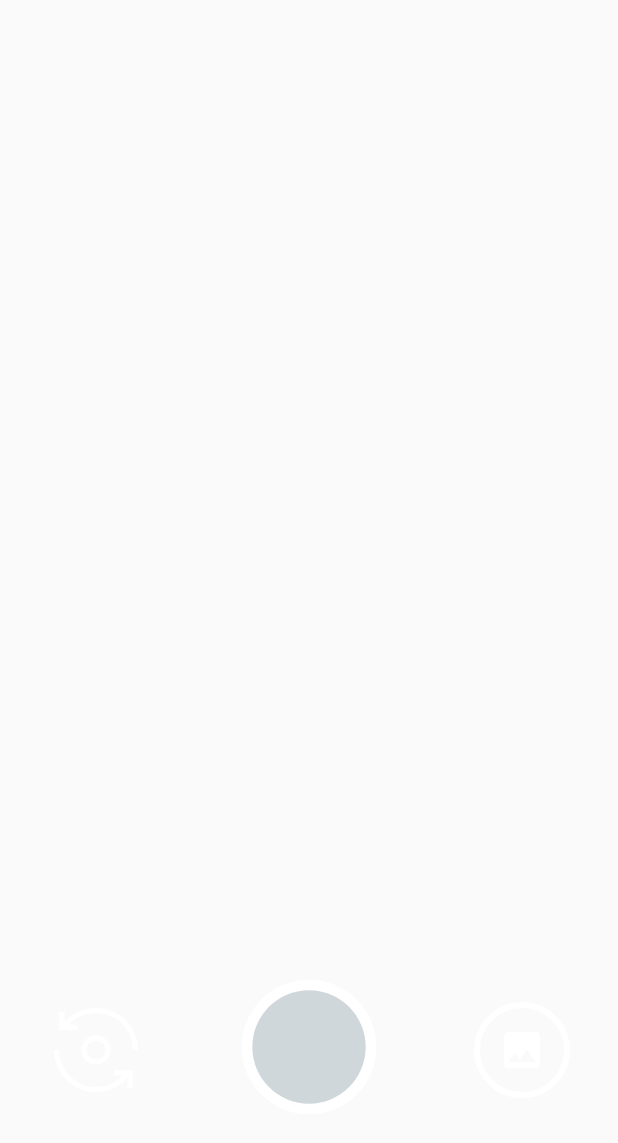
After one commit to Wudelin/MVVM_WanAndroid, an Android app: the layout camera_ui_container.xml on its own in the app's theme, with its tools: preview values and no code run, on a phone screen of 412 x 824 dp. The commit adds this screen. Shown: the top 1143 px of the screen. Run offline under Robolectric (Android 15) with nearby library versions, the phone set to English and light mode, and no system bars.

Commit message:
1.add CameraX

```diff
--- /dev/null
+++ b/app/src/main/res/color/selector_ic.xml
@@ -0,0 +1,21 @@
+<?xml version="1.0" encoding="utf-8"?>
+<!--
+  ~ Copyright 2020 The Android Open Source Project
+  ~
+  ~ Licensed under the Apache License, Version 2.0 (the "License");
+  ~ you may not use this file except in compliance with the License.
+  ~ You may obtain a copy of the License at
+  ~
+  ~     https://www.apache.org/licenses/LICENSE-2.0
+  ~
+  ~ Unless required by applicable law or agreed to in writing, software
+  ~ distributed under the License is distributed on an "AS IS" BASIS,
+  ~ WITHOUT WARRANTIES OR CONDITIONS OF ANY KIND, either express or implied.
+  ~ See the License for the specific language governing permissions and
+  ~ limitations under the License.
+  -->
+<selector xmlns:android="http://schemas.android.com/apk/res/android">
+    <item android:state_pressed="true" android:color="@color/icPressed" />
+    <item android:state_focused="true" android:color="@color/icFocused" />
+    <item android:color="@color/icActive" />
+</selector>
--- /dev/null
+++ b/app/src/main/res/drawable/ic_outer_circle.xml
@@ -0,0 +1,48 @@
+<?xml version="1.0" encoding="utf-8"?>
+<!--
+  ~ Copyright 2020 The Android Open Source Project
+  ~
+  ~ Licensed under the Apache License, Version 2.0 (the "License");
+  ~ you may not use this file except in compliance with the License.
+  ~ You may obtain a copy of the License at
+  ~
+  ~     https://www.apache.org/licenses/LICENSE-2.0
+  ~
+  ~ Unless required by applicable law or agreed to in writing, software
+  ~ distributed under the License is distributed on an "AS IS" BASIS,
+  ~ WITHOUT WARRANTIES OR CONDITIONS OF ANY KIND, either express or implied.
+  ~ See the License for the specific language governing permissions and
+  ~ limitations under the License.
+  -->
+<selector xmlns:android="http://schemas.android.com/apk/res/android">
+    <item android:state_pressed="true">
+        <shape android:shape="oval">
+            <stroke
+                android:width="@dimen/stroke_small"
+                android:color="@color/icPressed" />
+            <size
+                android:width="@dimen/round_button_medium"
+                android:height="@dimen/round_button_medium" />
+        </shape>
+    </item>
+    <item android:state_focused="true">
+        <shape android:shape="oval">
+            <stroke
+                android:width="@dimen/stroke_small"
+                android:color="@color/icFocused" />
+            <size
+                android:width="@dimen/round_button_medium"
+                android:height="@dimen/round_button_medium" />
+        </shape>
+    </item>
+    <item>
+        <shape android:shape="oval">
+            <stroke
+                android:width="@dimen/stroke_small"
+                android:color="@color/icActive" />
+            <size
+                android:width="@dimen/round_button_medium"
+                android:height="@dimen/round_button_medium" />
+        </shape>
+    </item>
+</selector>
--- /dev/null
+++ b/app/src/main/res/drawable/ic_photo.xml
@@ -0,0 +1,26 @@
+<?xml version="1.0" encoding="utf-8"?>
+<!--
+  ~ Copyright 2020 The Android Open Source Project
+  ~
+  ~ Licensed under the Apache License, Version 2.0 (the "License");
+  ~ you may not use this file except in compliance with the License.
+  ~ You may obtain a copy of the License at
+  ~
+  ~     https://www.apache.org/licenses/LICENSE-2.0
+  ~
+  ~ Unless required by applicable law or agreed to in writing, software
+  ~ distributed under the License is distributed on an "AS IS" BASIS,
+  ~ WITHOUT WARRANTIES OR CONDITIONS OF ANY KIND, either express or implied.
+  ~ See the License for the specific language governing permissions and
+  ~ limitations under the License.
+  -->
+<vector xmlns:android="http://schemas.android.com/apk/res/android"
+    android:tint="@color/selector_ic"
+    android:width="24dp"
+    android:height="24dp"
+    android:viewportWidth="24.0"
+    android:viewportHeight="24.0">
+    <path
+        android:fillColor="#000000"
+        android:pathData="M21,19V5c0,-1.1 -0.9,-2 -2,-2H5c-1.1,0 -2,0.9 -2,2v14c0,1.1 0.9,2 2,2h14c1.1,0 2,-0.9 2,-2zM8.5,13.5l2.5,3.01L14.5,12l4.5,6H5l3.5,-4.5z"/>
+</vector>
--- /dev/null
+++ b/app/src/main/res/drawable/ic_shutter.xml
@@ -0,0 +1,21 @@
+<?xml version="1.0" encoding="utf-8"?>
+<!--
+  ~ Copyright 2020 The Android Open Source Project
+  ~
+  ~ Licensed under the Apache License, Version 2.0 (the "License");
+  ~ you may not use this file except in compliance with the License.
+  ~ You may obtain a copy of the License at
+  ~
+  ~     https://www.apache.org/licenses/LICENSE-2.0
+  ~
+  ~ Unless required by applicable law or agreed to in writing, software
+  ~ distributed under the License is distributed on an "AS IS" BASIS,
+  ~ WITHOUT WARRANTIES OR CONDITIONS OF ANY KIND, either express or implied.
+  ~ See the License for the specific language governing permissions and
+  ~ limitations under the License.
+  -->
+<selector xmlns:android="http://schemas.android.com/apk/res/android">
+    <item android:state_pressed="true" android:drawable="@drawable/ic_shutter_pressed" />
+    <item android:state_focused="true" android:drawable="@drawable/ic_shutter_focused" />
+    <item android:drawable="@drawable/ic_shutter_normal" />
+</selector>
--- /dev/null
+++ b/app/src/main/res/drawable/ic_shutter_focused.xml
@@ -0,0 +1,28 @@
+<?xml version="1.0" encoding="utf-8"?>
+<!--
+  ~ Copyright 2020 The Android Open Source Project
+  ~
+  ~ Licensed under the Apache License, Version 2.0 (the "License");
+  ~ you may not use this file except in compliance with the License.
+  ~ You may obtain a copy of the License at
+  ~
+  ~     https://www.apache.org/licenses/LICENSE-2.0
+  ~
+  ~ Unless required by applicable law or agreed to in writing, software
+  ~ distributed under the License is distributed on an "AS IS" BASIS,
+  ~ WITHOUT WARRANTIES OR CONDITIONS OF ANY KIND, either express or implied.
+  ~ See the License for the specific language governing permissions and
+  ~ limitations under the License.
+  -->
+<vector xmlns:android="http://schemas.android.com/apk/res/android"
+    android:width="24dp"
+    android:height="24dp"
+    android:viewportWidth="74"
+    android:viewportHeight="74">
+    <path android:fillColor="#FFFFFF" android:fillType="evenOdd"
+        android:pathData="M73.1,37C73.1,17.0637 56.9373,0.9 37,0.9C17.0627,0.9 0.9,17.0637 0.9,37C0.9,56.9373 17.0627,73.1 37,73.1C56.9373,73.1 73.1,56.9373 73.1,37"
+        android:strokeColor="#00000000" android:strokeWidth="1"/>
+    <path android:fillColor="#58A0C4" android:fillType="evenOdd"
+        android:pathData="M67.4,37C67.4,53.7895 53.7895,67.4 37,67.4C20.2105,67.4 6.6,53.7895 6.6,37C6.6,20.2105 20.2105,6.6 37,6.6C53.7895,6.6 67.4,20.2105 67.4,37"
+        android:strokeColor="#00000000" android:strokeWidth="1"/>
+</vector>
--- /dev/null
+++ b/app/src/main/res/drawable/ic_shutter_normal.xml
@@ -0,0 +1,28 @@
+<?xml version="1.0" encoding="utf-8"?>
+<!--
+  ~ Copyright 2020 The Android Open Source Project
+  ~
+  ~ Licensed under the Apache License, Version 2.0 (the "License");
+  ~ you may not use this file except in compliance with the License.
+  ~ You may obtain a copy of the License at
+  ~
+  ~     https://www.apache.org/licenses/LICENSE-2.0
+  ~
+  ~ Unless required by applicable law or agreed to in writing, software
+  ~ distributed under the License is distributed on an "AS IS" BASIS,
+  ~ WITHOUT WARRANTIES OR CONDITIONS OF ANY KIND, either express or implied.
+  ~ See the License for the specific language governing permissions and
+  ~ limitations under the License.
+  -->
+<vector xmlns:android="http://schemas.android.com/apk/res/android"
+    android:width="24dp"
+    android:height="24dp"
+    android:viewportWidth="74"
+    android:viewportHeight="74">
+    <path android:fillColor="#FFFFFF" android:fillType="evenOdd"
+        android:pathData="M73.1,37C73.1,17.0637 56.9373,0.9 37,0.9C17.0627,0.9 0.9,17.0637 0.9,37C0.9,56.9373 17.0627,73.1 37,73.1C56.9373,73.1 73.1,56.9373 73.1,37"
+        android:strokeColor="#00000000" android:strokeWidth="1"/>
+    <path android:fillColor="#CFD7DB" android:fillType="evenOdd"
+        android:pathData="M67.4,37C67.4,53.7895 53.7895,67.4 37,67.4C20.2105,67.4 6.6,53.7895 6.6,37C6.6,20.2105 20.2105,6.6 37,6.6C53.7895,6.6 67.4,20.2105 67.4,37"
+        android:strokeColor="#00000000" android:strokeWidth="1"/>
+</vector>
--- /dev/null
+++ b/app/src/main/res/drawable/ic_shutter_pressed.xml
@@ -0,0 +1,28 @@
+<?xml version="1.0" encoding="utf-8"?>
+<!--
+  ~ Copyright 2020 The Android Open Source Project
+  ~
+  ~ Licensed under the Apache License, Version 2.0 (the "License");
+  ~ you may not use this file except in compliance with the License.
+  ~ You may obtain a copy of the License at
+  ~
+  ~     https://www.apache.org/licenses/LICENSE-2.0
+  ~
+  ~ Unless required by applicable law or agreed to in writing, software
+  ~ distributed under the License is distributed on an "AS IS" BASIS,
+  ~ WITHOUT WARRANTIES OR CONDITIONS OF ANY KIND, either express or implied.
+  ~ See the License for the specific language governing permissions and
+  ~ limitations under the License.
+  -->
+<vector xmlns:android="http://schemas.android.com/apk/res/android"
+    android:width="24dp"
+    android:height="24dp"
+    android:viewportWidth="74"
+    android:viewportHeight="74">
+    <path android:fillColor="#FFFFFF" android:fillType="evenOdd"
+        android:pathData="M73.1,37C73.1,17.0637 56.9373,0.9 37,0.9C17.0627,0.9 0.9,17.0637 0.9,37C0.9,56.9373 17.0627,73.1 37,73.1C56.9373,73.1 73.1,56.9373 73.1,37"
+        android:strokeColor="#00000000" android:strokeWidth="1"/>
+    <path android:fillColor="#58A0C4" android:fillType="evenOdd"
+        android:pathData="M67.4,37C67.4,53.7895 53.7895,67.4 37,67.4C20.2105,67.4 6.6,53.7895 6.6,37C6.6,20.2105 20.2105,6.6 37,6.6C53.7895,6.6 67.4,20.2105 67.4,37"
+        android:strokeColor="#00000000" android:strokeWidth="1"/>
+</vector>
--- /dev/null
+++ b/app/src/main/res/drawable/ic_switch.xml
@@ -0,0 +1,46 @@
+<?xml version="1.0" encoding="utf-8"?>
+<!--
+  ~ Copyright 2020 The Android Open Source Project
+  ~
+  ~ Licensed under the Apache License, Version 2.0 (the "License");
+  ~ you may not use this file except in compliance with the License.
+  ~ You may obtain a copy of the License at
+  ~
+  ~     https://www.apache.org/licenses/LICENSE-2.0
+  ~
+  ~ Unless required by applicable law or agreed to in writing, software
+  ~ distributed under the License is distributed on an "AS IS" BASIS,
+  ~ WITHOUT WARRANTIES OR CONDITIONS OF ANY KIND, either express or implied.
+  ~ See the License for the specific language governing permissions and
+  ~ limitations under the License.
+  -->
+<vector xmlns:android="http://schemas.android.com/apk/res/android"
+    xmlns:tools="http://schemas.android.com/tools"
+    android:tint="@color/selector_ic"
+    android:width="24dp"
+    android:height="24dp"
+    android:viewportWidth="46.0"
+    android:viewportHeight="46.0"
+    tools:ignore="VectorRaster">
+    <path android:fillAlpha="0" android:fillColor="#D8D8D8"
+        android:fillType="evenOdd" android:pathData="M-4,-4h54v54h-54z"
+        android:strokeColor="#00000000" android:strokeWidth="1"/>
+    <path android:fillColor="#00000000" android:fillType="evenOdd"
+        android:pathData="M23,23m-6.6,0a6.6,6.6 0,1 1,13.2 0a6.6,6.6 0,1 1,-13.2 0"
+        android:strokeColor="#FFFFFF" android:strokeWidth="2.8"/>
+    <path android:fillColor="#FEFEFE" android:fillType="evenOdd"
+        android:pathData="M42.923,34.5C38.9462,41.3747 31.5132,46 23,46C10.2975,46 0,35.7025 0,23L2.8,23C2.8,34.1562 11.8438,43.2 23,43.2C29.8831,43.2 35.9621,39.7574 39.6091,34.5L42.923,34.5ZM46,23L43.2,23C43.2,11.8438 34.1562,2.8 23,2.8C16.1169,2.8 10.0379,6.2426 6.3909,11.5L3.077,11.5C7.0538,4.6253 14.4868,0 23,0C35.7025,0 46,10.2975 46,23Z"
+        android:strokeColor="#00000000" android:strokeWidth="1"/>
+    <path android:fillColor="#FEFEFE" android:fillType="evenOdd"
+        android:pathData="M3,9.2h10v2.8h-10z"
+        android:strokeColor="#00000000" android:strokeWidth="1"/>
+    <path android:fillColor="#FEFEFE" android:fillType="evenOdd"
+        android:pathData="M33,34h10v2.8h-10z"
+        android:strokeColor="#00000000" android:strokeWidth="1"/>
+    <path android:fillColor="#FEFEFE" android:fillType="evenOdd"
+        android:pathData="M5.8,2l-0,10l-2.8,0l-0,-10z"
+        android:strokeColor="#00000000" android:strokeWidth="1"/>
+    <path android:fillColor="#FEFEFE" android:fillType="evenOdd"
+        android:pathData="M43,34l-0,10l-2.8,0l-0,-10z"
+        android:strokeColor="#00000000" android:strokeWidth="1"/>
+</vector>
--- /dev/null
+++ b/app/src/main/res/layout/camera_ui_container.xml
@@ -0,0 +1,66 @@
+<?xml version="1.0" encoding="utf-8"?>
+<!--
+  ~ Copyright 2020 The Android Open Source Project
+  ~
+  ~ Licensed under the Apache License, Version 2.0 (the "License");
+  ~ you may not use this file except in compliance with the License.
+  ~ You may obtain a copy of the License at
+  ~
+  ~     https://www.apache.org/licenses/LICENSE-2.0
+  ~
+  ~ Unless required by applicable law or agreed to in writing, software
+  ~ distributed under the License is distributed on an "AS IS" BASIS,
+  ~ WITHOUT WARRANTIES OR CONDITIONS OF ANY KIND, either express or implied.
+  ~ See the License for the specific language governing permissions and
+  ~ limitations under the License.
+  -->
+<androidx.constraintlayout.widget.ConstraintLayout
+    xmlns:android="http://schemas.android.com/apk/res/android"
+    xmlns:app="http://schemas.android.com/apk/res-auto"
+    android:id="@+id/camera_ui_container"
+    android:layoutDirection="ltr"
+    android:layout_width="match_parent"
+    android:layout_height="match_parent">
+
+    <!-- Camera control and gallery buttons -->
+    <ImageButton
+        android:id="@+id/camera_switch_button"
+        android:layout_width="@dimen/round_button_medium"
+        android:layout_height="@dimen/round_button_medium"
+        android:layout_marginBottom="@dimen/margin_xlarge"
+        android:layout_marginStart="@dimen/margin_small"
+        android:padding="@dimen/spacing_small"
+        android:scaleType="fitCenter"
+        android:background="@android:color/transparent"
+        app:srcCompat="@drawable/ic_switch"
+        app:layout_constraintLeft_toLeftOf="parent"
+        app:layout_constraintBottom_toBottomOf="parent"
+        android:contentDescription="@string/switch_camera_button_alt" />
+
+    <ImageButton
+        android:id="@+id/camera_capture_button"
+        android:layout_width="@dimen/round_button_large"
+        android:layout_height="@dimen/round_button_large"
+        android:layout_marginBottom="@dimen/shutter_button_margin"
+        android:scaleType="fitCenter"
+        android:background="@drawable/ic_shutter"
+        app:layout_constraintLeft_toLeftOf="parent"
+        app:layout_constraintRight_toRightOf="parent"
+        app:layout_constraintBottom_toBottomOf="parent"
+        android:contentDescription="@string/capture_button_alt" />
+
+    <ImageButton
+        android:id="@+id/photo_view_button"
+        android:layout_width="@dimen/round_button_medium"
+        android:layout_height="@dimen/round_button_medium"
+        android:layout_marginBottom="@dimen/margin_xlarge"
+        android:layout_marginEnd="@dimen/margin_small"
+        android:padding="@dimen/spacing_large"
+        android:scaleType="fitCenter"
+        android:background="@drawable/ic_outer_circle"
+        app:srcCompat="@drawable/ic_photo"
+        app:layout_constraintRight_toRightOf="parent"
+        app:layout_constraintBottom_toBottomOf="parent"
+        android:contentDescription="@string/gallery_button_alt" />
+
+</androidx.constraintlayout.widget.ConstraintLayout>
--- a/app/src/main/res/values/colors.xml
+++ b/app/src/main/res/values/colors.xml
@@ -11,5 +11,8 @@
     <color name="colorBlack333">#333</color>
     <color name="colorBlack999">#999</color>
 
+    <color name="icActive">#FFFFFFFF</color>
+    <color name="icFocused">#DDFFFFFF</color>
+    <color name="icPressed">#AAFFFFFF</color>
 
 </resources>
--- a/app/src/main/res/values/dimens.xml
+++ b/app/src/main/res/values/dimens.xml
@@ -3,4 +3,27 @@
     <dimen name="title_bar_height">44dp</dimen>
 
     <dimen name="title_text_size">18dp</dimen>
+
+    <dimen name="margin_xsmall">16dp</dimen>
+    <dimen name="margin_small">32dp</dimen>
+    <dimen name="margin_medium">48dp</dimen>
+    <dimen name="margin_large">64dp</dimen>
+    <dimen name="margin_xlarge">92dp</dimen>
+
+    <dimen name="spacing_small">4dp</dimen>
+    <dimen name="spacing_medium">8dp</dimen>
+    <dimen name="spacing_large">16dp</dimen>
+
+    <dimen name="stroke_small">4dp</dimen>
+    <dimen name="stroke_medium">8dp</dimen>
+    <dimen name="stroke_large">12dp</dimen>
+
+    <dimen name="round_button_small">32dp</dimen>
+    <dimen name="round_button_medium">64dp</dimen>
+    <dimen name="round_button_large">92dp</dimen>
+
+    <dimen name="rect_button_margin">12dp</dimen>
+    <dimen name="rect_button_width">80dp</dimen>
+    <dimen name="rect_button_height">24dp</dimen>
+    <dimen name="shutter_button_margin">80dp</dimen>
 </resources>
--- a/app/src/main/res/values/strings.xml
+++ b/app/src/main/res/values/strings.xml
@@ -14,5 +14,18 @@
     <string name="app_register">注册</string>
     <string name="app_login_others">------------ 第三方登录 ------------</string>
 
+    <string name="capture_button_alt">Capture</string>
+    <string name="switch_camera_button_alt">Switch camera</string>
+    <string name="gallery_button_alt">Gallery</string>
+    <string name="back_button_alt">Back</string>
+    <string name="share_button_alt">Share</string>
+    <string name="share_hint">Share using</string>
+    <string name="capture_mode_camera">Camera</string>
+    <string name="capture_mode_hdr">HDR</string>
+    <string name="capture_mode_night">Night</string>
+    <string name="delete_button_alt">Delete</string>
+    <string name="delete_dialog">Delete current photo?</string>
+    <string name="delete_title">Confirm</string>
+
 
 </resources>
```
Also changed, not shown: app/src/main/java/com/wdl/wanandroid/ui/camerax/CameraFragment.kt (added, +60 -0 lines), app/src/main/res/color/selector_button_text.xml (added, +22 -0 lines), app/src/main/res/drawable/button_round_corners.xml (added, +42 -0 lines), app/src/main/res/drawable/ic_back.xml (added, +26 -0 lines), app/src/main/res/drawable/ic_delete.xml (added, +26 -0 lines), app/src/main/res/drawable/ic_share.xml (added, +26 -0 lines), app/src/main/res/layout/fragment_camera.xml (added, +21 -0 lines), module_aac/build.gradle (+10 -0 lines).
